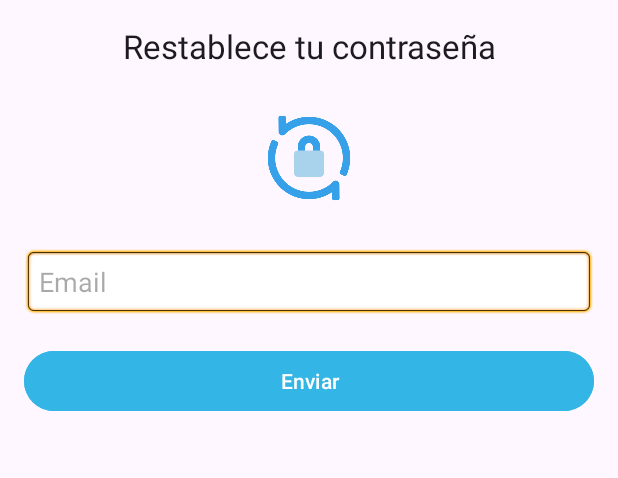
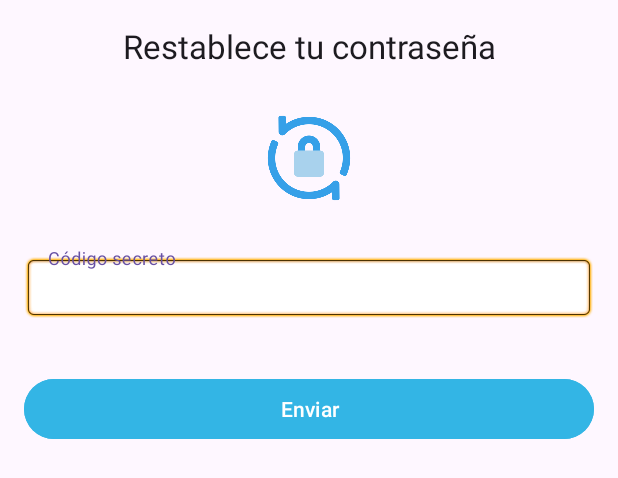
Before and after one commit to TheOne27k/GDIBPM-GRTC, an Android app: the layout activity_forgot_password.xml on its own in the app's theme, with its tools: preview values and no code run, on a phone screen of 412 x 824 dp. Shown: the top 478 px of the screen. Run offline under Robolectric (Android 15) with nearby library versions, the phone set to English and light mode, and no system bars.

Commit message:
feat:The form was created to change the password in activity_forgot_password.xml

```diff
--- a/app/src/main/res/layout/activity_forgot_password.xml
+++ b/app/src/main/res/layout/activity_forgot_password.xml
@@ -5,7 +5,14 @@
     android:layout_height="match_parent"
     android:orientation="vertical"
     android:padding="16dp"
+    xmlns:app="http://schemas.android.com/apk/res-auto"
     tools:context=".ForgotPasswordActivity">
+
+    <LinearLayout
+        android:id="@+id/secretCodeForm"
+        android:layout_width="match_parent"
+        android:layout_height="wrap_content"
+        android:orientation="vertical">
 
         <TextView
             android:id="@+id/tvTitle"
@@ -25,15 +32,22 @@
             android:layout_gravity="center_horizontal"
             android:paddingBottom="20dp"/>
 
-    <EditText
-        android:id="@+id/etEmail"
+        <com.google.android.material.textfield.TextInputLayout
+            android:id="@+id/cod_secreto_layout"
             android:layout_width="match_parent"
             android:layout_height="wrap_content"
-        android:hint="Email"
-        android:inputType="textEmailAddress"
+            android:layout_marginBottom="16dp">
+
+            <com.google.android.material.textfield.TextInputEditText
+                android:id="@+id/codSecreto"
+                android:layout_width="match_parent"
+                android:layout_height="wrap_content"
+                android:hint="Código secreto"
+                android:inputType="text"
                 android:padding="10dp"
                 android:background="@android:drawable/editbox_background"
                 android:layout_marginBottom="20dp"/>
+        </com.google.android.material.textfield.TextInputLayout>
 
         <Button
             android:id="@+id/btnSend"
@@ -42,5 +56,63 @@
             android:text="Enviar"
             android:backgroundTint="@android:color/holo_blue_light"
             android:textColor="@android:color/white"
-        android:padding="10dp"/>
+            android:padding="10dp"
+            android:onClick="onEnviarClick"/>
     </LinearLayout>
+
+    <LinearLayout
+        android:id="@+id/changePasswordForm"
+        android:layout_width="match_parent"
+        android:layout_height="wrap_content"
+        android:orientation="vertical"
+        android:padding="16dp"
+        android:visibility="gone">
+
+        <TextView
+            android:id="@+id/tvCambiarContrasena"
+            android:layout_width="wrap_content"
+            android:layout_height="wrap_content"
+            android:text="Cambia tu contraseña"
+            android:textAppearance="@style/TextAppearance.AppCompat.Large"
+            android:textAlignment="center"
+            android:layout_gravity="center_horizontal"
+            android:paddingBottom="20dp"/>
+
+        <com.google.android.material.textfield.TextInputLayout
+            android:id="@+id/new_password_layout"
+            android:layout_width="match_parent"
+            android:layout_height="wrap_content"
+            android:layout_marginBottom="16dp"
+            app:endIconMode="password_toggle">
+
+            <com.google.android.material.textfield.TextInputEditText
+                android:id="@+id/etNewPassword"
+                android:layout_width="match_parent"
+                android:layout_height="wrap_content"
+                android:hint="Nueva contraseña"
+                android:inputType="textPassword"
+                android:padding="10dp"
+                android:background="@android:drawable/editbox_background"
+                android:layout_marginBottom="20dp"/>
+        </com.google.android.material.textfield.TextInputLayout>
+
+        <com.google.android.material.textfield.TextInputLayout
+            android:id="@+id/confirm_password_layout"
+            android:layout_width="match_parent"
+            android:layout_height="wrap_content"
+            android:layout_marginBottom="16dp"
+            app:endIconMode="password_toggle">
+
+            <com.google.android.material.textfield.TextInputEditText
+                android:id="@+id/etConfirmPassword"
+                android:layout_width="match_parent"
+                android:layout_height="wrap_content"
+                android:hint="Confirmar contraseña"
+                android:inputType="textPassword"
+                android:padding="10dp"
+                android:background="@android:drawable/editbox_background"
+                android:layout_marginBottom="20dp"/>
+        </com.google.android.material.textfield.TextInputLayout>
+    </LinearLayout>
+
+</LinearLayout>
```
Lines whose indentation alone changed are shown as unchanged.
